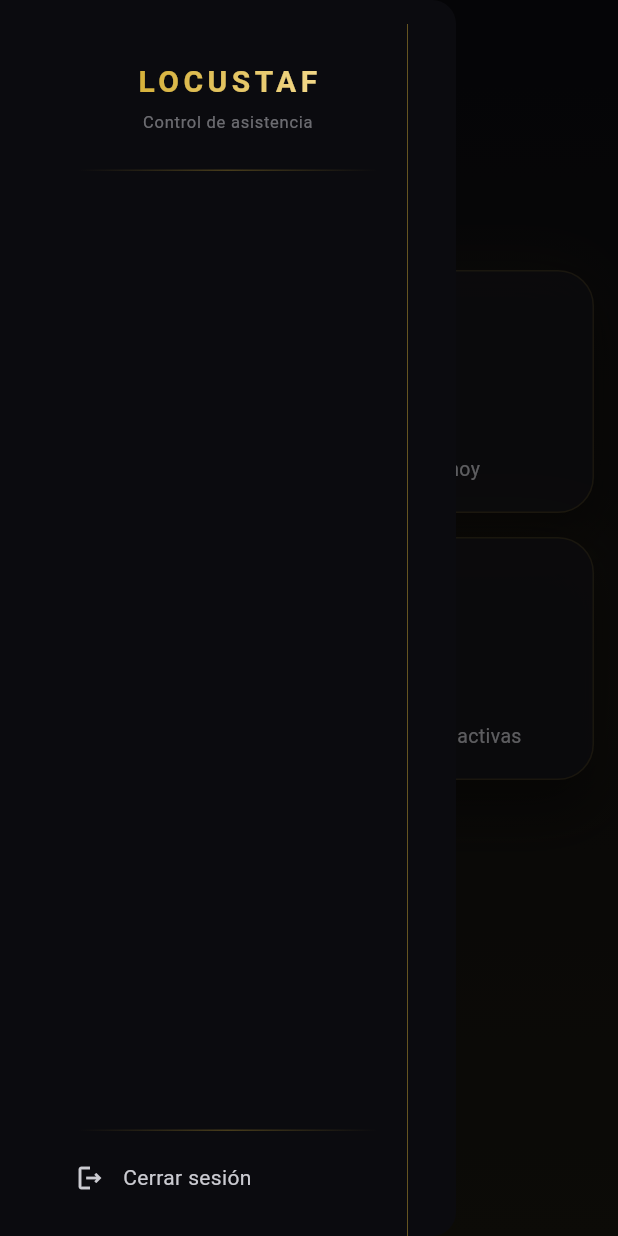
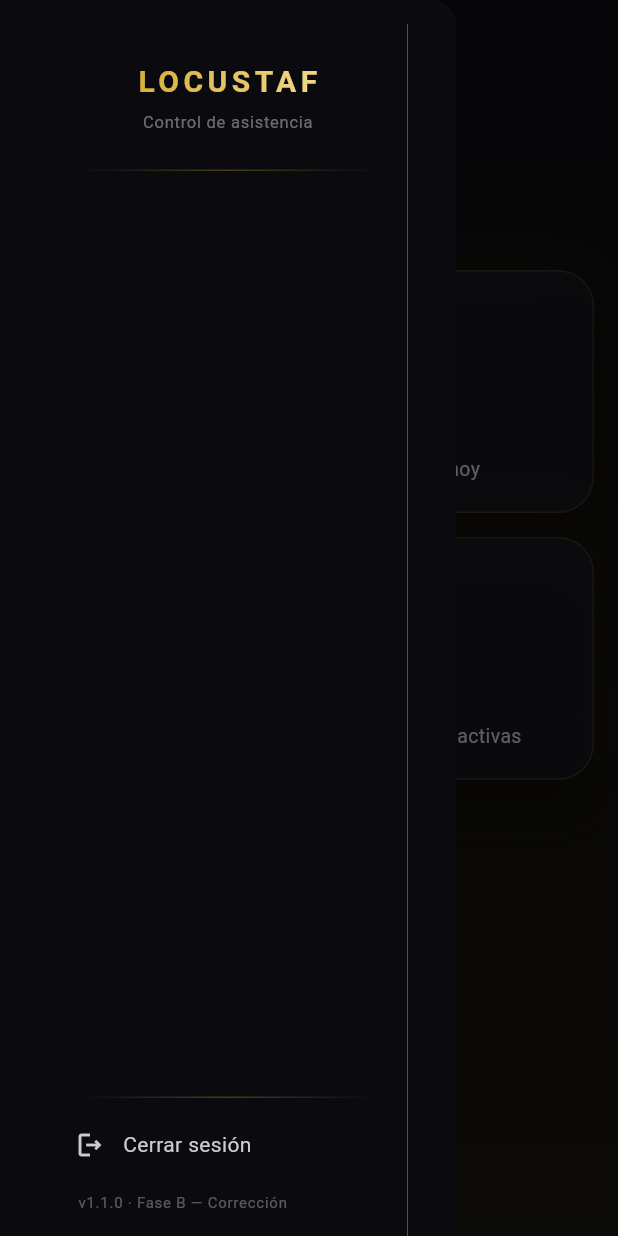
Before and after one commit to Renzito24/locustaf, a Flutter app: the HomeScreen screen opened by its route, with the side drawer open, on a phone screen of 412 x 824 dp. Run offline on Flutter 3.47's test engine with Material 3 defaults, Android fonts, the light colour scheme and no system bars; our stand-ins replace cloud_firestore, cloud_functions, equatable, file_picker, firebase_auth, firebase_core and 9 more; missing offline and left inert: excel, file_saver; accounts and stored records are empty.

Commit message:
feat(dashboard): Super Admin con métricas de empresas, 'Inicio' en la sidebar y versión de app (Fase B - Bug 2)

```diff
--- /dev/null
+++ b/lib/core/config/app_version.dart
@@ -0,0 +1,7 @@
+/// Identificador de build visible en la app.
+///
+/// Permite confirmar en el dispositivo físico qué versión del APK está
+/// instalada (Fase B — Corrección). Debe mantenerse sincronizado con la
+/// versión declarada en `pubspec.yaml` (1.1.0+2).
+const String appVersion = '1.1.0';
+const String appBuildLabel = 'Fase B — Corrección';
--- a/lib/features/dashboard/presentation/widgets/sidebar.dart
+++ b/lib/features/dashboard/presentation/widgets/sidebar.dart
@@ -2,6 +2,7 @@ import 'package:flutter/material.dart';
 import 'package:flutter_riverpod/flutter_riverpod.dart';
 import 'package:go_router/go_router.dart';
 
+import '../../../../core/config/app_version.dart';
 import '../../../../core/models/user_model.dart';
 import '../../../authentication/presentation/providers/auth_provider.dart';
 import '../../../../core/constants/app_colors.dart';
@@ -13,18 +14,83 @@ class Sidebar extends ConsumerWidget {
   const Sidebar({super.key});
 
   static const List<_MenuItem> _items = [
-    _MenuItem(icon: Icons.home_outlined, label: 'Inicio', route: RoutePaths.dashboard, visibleFor: {UserRole.admin, UserRole.supervisor}),
-    _MenuItem(icon: Icons.business_outlined, label: 'Empresas', route: RoutePaths.companies, visibleFor: {UserRole.superadmin}),
-    _MenuItem(icon: Icons.tune_outlined, label: 'Configuración', route: RoutePaths.companySettings, visibleFor: {UserRole.admin, UserRole.superadmin}),
-    _MenuItem(icon: Icons.people_outline, label: 'Empleados', route: RoutePaths.employees, visibleFor: {UserRole.admin, UserRole.supervisor}),
-    _MenuItem(icon: Icons.business_outlined, label: 'Lugares', route: RoutePaths.workplaces, visibleFor: {UserRole.admin, UserRole.supervisor}),
-    _MenuItem(icon: Icons.fingerprint, label: 'Asistencia', route: RoutePaths.attendance, visibleFor: {UserRole.admin, UserRole.employee}),
-    _MenuItem(icon: Icons.history_outlined, label: 'Historial', route: RoutePaths.history, visibleFor: {UserRole.admin, UserRole.supervisor}),
-    _MenuItem(icon: Icons.medical_services_outlined, label: 'Documentación', route: RoutePaths.medicalDocuments, visibleFor: {UserRole.admin}),
-    _MenuItem(icon: Icons.warning_amber_outlined, label: 'Incidencias', route: RoutePaths.incidences, visibleFor: {UserRole.admin, UserRole.supervisor}),
-    _MenuItem(icon: Icons.bar_chart_outlined, label: 'Reportes', route: RoutePaths.reports, visibleFor: {UserRole.admin, UserRole.employee}),
-    _MenuItem(icon: Icons.assignment_outlined, label: 'Justificativos', route: RoutePaths.employeeJustificativos, visibleFor: {UserRole.employee}),
-    _MenuItem(icon: Icons.person_outline, label: 'Perfil', route: RoutePaths.profile, visibleFor: {UserRole.superadmin, UserRole.admin, UserRole.supervisor, UserRole.employee}),
+    _MenuItem(
+      icon: Icons.home_outlined,
+      label: 'Inicio',
+      route: RoutePaths.dashboard,
+      visibleFor: {UserRole.admin, UserRole.supervisor, UserRole.superadmin},
+    ),
+    _MenuItem(
+      icon: Icons.business_outlined,
+      label: 'Empresas',
+      route: RoutePaths.companies,
+      visibleFor: {UserRole.superadmin},
+    ),
+    _MenuItem(
+      icon: Icons.tune_outlined,
+      label: 'Configuración',
+      route: RoutePaths.companySettings,
+      visibleFor: {UserRole.admin, UserRole.superadmin},
+    ),
+    _MenuItem(
+      icon: Icons.people_outline,
+      label: 'Empleados',
+      route: RoutePaths.employees,
+      visibleFor: {UserRole.admin, UserRole.supervisor},
+    ),
+    _MenuItem(
+      icon: Icons.business_outlined,
+      label: 'Lugares',
+      route: RoutePaths.workplaces,
+      visibleFor: {UserRole.admin, UserRole.supervisor},
+    ),
+    _MenuItem(
+      icon: Icons.fingerprint,
+      label: 'Asistencia',
+      route: RoutePaths.attendance,
+      visibleFor: {UserRole.admin, UserRole.employee},
+    ),
+    _MenuItem(
+      icon: Icons.history_outlined,
+      label: 'Historial',
+      route: RoutePaths.history,
+      visibleFor: {UserRole.admin, UserRole.supervisor},
+    ),
+    _MenuItem(
+      icon: Icons.medical_services_outlined,
+      label: 'Documentación',
+      route: RoutePaths.medicalDocuments,
+      visibleFor: {UserRole.admin},
+    ),
+    _MenuItem(
+      icon: Icons.warning_amber_outlined,
+      label: 'Incidencias',
+      route: RoutePaths.incidences,
+      visibleFor: {UserRole.admin, UserRole.supervisor},
+    ),
+    _MenuItem(
+      icon: Icons.bar_chart_outlined,
+      label: 'Reportes',
+      route: RoutePaths.reports,
+      visibleFor: {UserRole.admin, UserRole.employee},
+    ),
+    _MenuItem(
+      icon: Icons.assignment_outlined,
+      label: 'Justificativos',
+      route: RoutePaths.employeeJustificativos,
+      visibleFor: {UserRole.employee},
+    ),
+    _MenuItem(
+      icon: Icons.person_outline,
+      label: 'Perfil',
+      route: RoutePaths.profile,
+      visibleFor: {
+        UserRole.superadmin,
+        UserRole.admin,
+        UserRole.supervisor,
+        UserRole.employee,
+      },
+    ),
   ];
 
   @override
@@ -32,22 +98,23 @@ class Sidebar extends ConsumerWidget {
     final currentRoute = GoRouterState.of(context).uri.path;
     final role = ref.watch(userRoleProvider);
 
-    final visibleItems = _items.where((item) => item.visibleFor.contains(role)).toList();
+    final visibleItems = _items
+        .where((item) => item.visibleFor.contains(role))
+        .toList();
 
     return Container(
       width: 240,
       decoration: const BoxDecoration(
         color: AppColors.sidebar,
-        border: Border(
-          right: BorderSide(color: AppColors.gold, width: 0.3),
-        ),
+        border: Border(right: BorderSide(color: AppColors.gold, width: 0.3)),
       ),
       child: Column(
         children: [
           // Logo
           const SizedBox(height: 24),
           ShaderMask(
-            shaderCallback: (bounds) => AppTheme.goldGradient.createShader(bounds),
+            shaderCallback: (bounds) =>
+                AppTheme.goldGradient.createShader(bounds),
             child: const Text(
               'LOCUSTAF',
               style: TextStyle(
@@ -126,6 +193,25 @@ class Sidebar extends ConsumerWidget {
               await logout();
             },
           ),
+          const SizedBox(height: 8),
+          // Pie con la versión instalada: permite confirmar en el dispositivo
+          // físico qué build del APK está corriendo (Fase B — Corrección).
+          Padding(
+            padding: const EdgeInsets.symmetric(horizontal: 20),
+            child: Align(
+              alignment: Alignment.centerLeft,
+              child: Text(
+                'v$appVersion · $appBuildLabel',
+                maxLines: 1,
+                overflow: TextOverflow.ellipsis,
+                style: TextStyle(
+                  color: AppColors.textMuted.withValues(alpha: 0.4),
+                  fontSize: 10,
+                  letterSpacing: 0.5,
+                ),
+              ),
+            ),
+          ),
           const SizedBox(height: 16),
         ],
       ),
```
Also changed, not shown: lib/features/dashboard/presentation/screens/home_screen.dart (+128 -11 lines), 2 other files.
